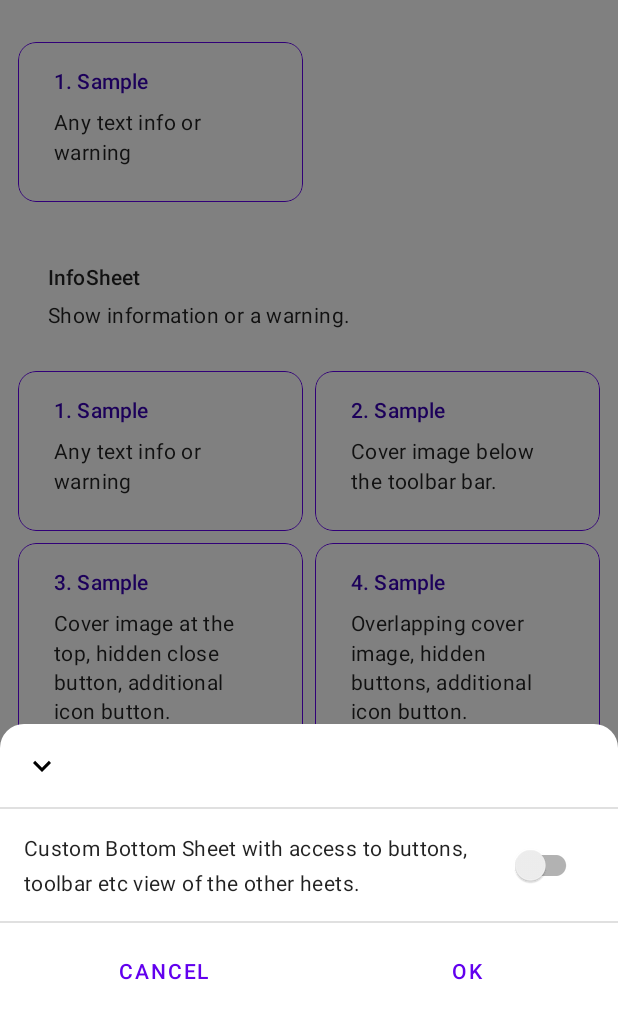
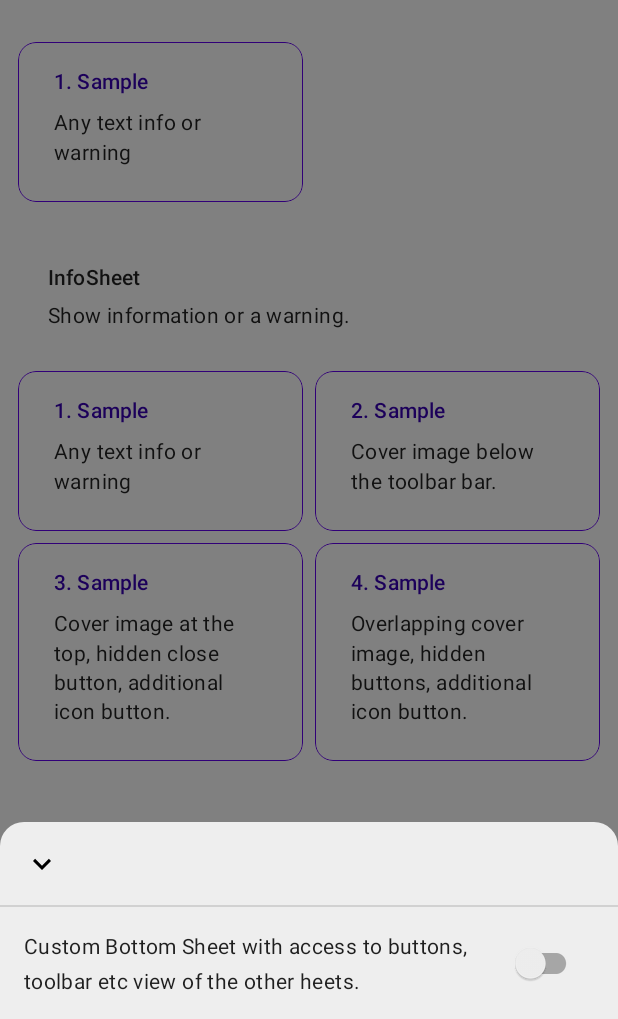
Before and after one commit to NareshDhakecha/NDDialogs2, an Android app: the fragment CustomNDDialog placed in its activity, on a phone screen of 412 x 824 dp, the part 217-1236 px from its top. Run offline under Robolectric (Android 15) with nearby library versions, the phone set to English and light mode, and no system bars; our stand-ins replace androidx.preference.

Commit message:
OptionDialog improved

```diff
--- a/app/build.gradle
+++ b/app/build.gradle
@@ -11,8 +11,8 @@ android {
         applicationId "com.ndsoftwares.dialogs.app"
         minSdk 24
         targetSdk 33
-        versionCode 1
-        versionName "1.0"
+        versionCode 2
+        versionName "1.1"
 
         testInstrumentationRunner "androidx.test.runner.AndroidJUnitRunner"
     }
--- a/app/src/main/java/com/ndsoftwares/dialogs/app/MainActivity.kt
+++ b/app/src/main/java/com/ndsoftwares/dialogs/app/MainActivity.kt
@@ -159,7 +159,7 @@ class MainActivity : AppCompatActivity() {
 
         CustomNDDialog().show(this) {
             style(getSheetStyle())
-            title("Custom Example")
+//            title("Custom Example")
             onPositive("Cool")
         }
     }
@@ -356,6 +356,7 @@ class MainActivity : AppCompatActivity() {
         val sheet = NDOptionsDialog().build(this) { // Build and show
             style(getSheetStyle())
             displayMode(DisplayMode.LIST)
+            showIcon(false)
             cornerFamily(CornerFamily.CUT)
             titleColor(Color.YELLOW)
             cornerRadius(16f)
@@ -384,6 +385,7 @@ class MainActivity : AppCompatActivity() {
 
         val sheet = NDOptionsDialog().build(this) { // Build only
             style(getSheetStyle())
+            showIcon(false)
             displayMode(displayMode) // Display mode for list/grid + scroll into height or width
             title("What's your favorite fruit?")
             displayMode(DisplayMode.GRID_HORIZONTAL) // Display mode for list/grid + scroll into height or width
@@ -406,6 +408,7 @@ class MainActivity : AppCompatActivity() {
         NDOptionsDialog().show(this) { // Build and show
             style(getSheetStyle())
             displayMode(displayMode) // Display mode for list/grid + scroll into height or width
+            showIcon(false)
             title("What would you like to eat daily?")
             multipleChoices() // Apply to make it multiple choices
             minChoices(3) // Set minimum choices
@@ -441,6 +444,7 @@ class MainActivity : AppCompatActivity() {
         NDOptionsDialog().show(this) { // Build and show
             style(getSheetStyle())
             displayMode(displayMode) // Display mode for list/grid + scroll into height or width
+            showIcon(false)
             title("What would you like to eat daily?")
             with(
                 Option(R.drawable.ic_food_burger, "Burger"),
--- a/app/src/main/java/com/ndsoftwares/dialogs/app/custom/CustomNDDialog.kt
+++ b/app/src/main/java/com/ndsoftwares/dialogs/app/custom/CustomNDDialog.kt
@@ -44,10 +44,11 @@ class CustomNDDialog : NDDialog() {
 
     override fun onViewCreated(view: View, savedInstanceState: Bundle?) {
         super.onViewCreated(view, savedInstanceState)
-//        setButtonPositiveListener {  } If you want to override the default positive click listener
-//        displayButtonsView() If you want to change the visibility of the buttons view
-//        displayButtonPositive() Hiding the positive button will prevent clicks
-//        hideToolbar() Hide the toolbar of the sheet, the title and the icon
+
+//        setButtonPositiveListener {  } //If you want to override the default positive click listener
+        displayButtonsView(false) //If you want to change the visibility of the buttons view
+//        displayButtonPositive(false) //Hiding the positive button will prevent clicks
+//        displayToolbar(false) //Hide the toolbar of the sheet, the title and the icon
     }
 
     /** Build [CustomNDDialog] and show it later. */
--- a/app/src/main/res/values/themes.xml
+++ b/app/src/main/res/values/themes.xml
@@ -12,5 +12,7 @@
         <!-- Status bar color. -->
         <item name="android:statusBarColor">?attr/colorPrimaryVariant</item>
         <!-- Customize your theme here. -->
+
+        <item name="ndDialogBackgroundColor">@color/md_grey_200</item>
     </style>
 </resources>
--- a/core/src/main/res/values/styles.xml
+++ b/core/src/main/res/values/styles.xml
@@ -2,7 +2,8 @@
 
 <resources>
 
-    <style name="BottomSheet.Base.Light" parent="Theme.MaterialComponents.Light.BottomSheetDialog">
+<!--    <style name="BottomSheet.Base.Light" parent="Theme.MaterialComponents.Light.BottomSheetDialog">-->
+    <style name="BottomSheet.Base.Light" parent="Theme.Material3.Light.BottomSheetDialog">
         <item name="bottomSheetStyle">@style/CustomBottomSheetStyle</item>
         <item name="android:background">@android:color/transparent</item>
         <item name="android:backgroundDimEnabled">true</item>
@@ -29,7 +30,8 @@
         <item name="android:navigationBarColor">?attr/ndDialogBackgroundColor</item>
     </style>
 
-    <style name="BottomSheet.Base.Dark" parent="Theme.MaterialComponents.BottomSheetDialog">
+<!--    <style name="BottomSheet.Base.Dark" parent="Theme.MaterialComponents.BottomSheetDialog">-->
+    <style name="BottomSheet.Base.Dark" parent="Theme.Material3.Dark.BottomSheetDialog">
         <item name="bottomSheetStyle">@style/CustomBottomSheetStyle</item>
         <item name="android:background">@android:color/transparent</item>
         <item name="android:backgroundDimEnabled">true</item>
@@ -52,11 +54,12 @@
         <item name="android:navigationBarColor">?attr/ndDialogBackgroundColor</item>
     </style>
 
-    <style name="CustomBottomSheetStyle" parent="Theme.MaterialComponents.BottomSheetDialog">
+    <style name="CustomBottomSheetStyle" parent="Theme.Material3.DayNight.BottomSheetDialog">
         <item name="android:background">@android:color/transparent</item>
     </style>
 
-    <style name="DialogSheet.Base.Light" parent="Theme.MaterialComponents.Light.Dialog">
+<!--    <style name="DialogSheet.Base.Light" parent="Theme.MaterialComponents.Light.Dialog">-->
+    <style name="DialogSheet.Base.Light" parent="Theme.Material3.Light.Dialog">
         <item name="android:background">@android:color/transparent</item>
         <item name="android:tint">@android:color/transparent</item>
         <item name="android:backgroundDimEnabled">true</item>
@@ -82,7 +85,8 @@
         <item name="android:navigationBarColor">?attr/ndDialogBackgroundColor</item>
     </style>
 
-    <style name="DialogSheet.Base.Dark" parent="Theme.MaterialComponents.Dialog">
+<!--    <style name="DialogSheet.Base.Dark" parent="Theme.MaterialComponents.Dialog">-->
+    <style name="DialogSheet.Base.Dark" parent="Theme.Material3.Dark.Dialog">
         <item name="android:background">@android:color/transparent</item>
         <item name="android:backgroundDimEnabled">true</item>
         <item name="android:backgroundDimAmount">0.5</item>
--- a/options/src/main/java/com/ndsoftwares/dialogs/options/NDOptionsDialog.kt
+++ b/options/src/main/java/com/ndsoftwares/dialogs/options/NDOptionsDialog.kt
@@ -58,6 +58,7 @@ class NDOptionsDialog : NDDialog() {
     private var maxChoices: Int? = null
     private var maxChoicesStrict = true
     private var displayButtons = false
+    private var showIcon = true
 
     private val saveAllowed: Boolean
         get() {
@@ -105,6 +106,10 @@ class NDOptionsDialog : NDDialog() {
     /** Display buttons and require a positive button click. */
     fun displayButtons(displayButtons: Boolean = true) {
         this.displayButtons = displayButtons
+    }/** Display buttons and require a positive button click. */
+
+    fun showIcon(showIcon: Boolean = true) {
+        this.showIcon = showIcon
     }
 
     /** Set display mode. */
@@ -347,6 +352,7 @@ class NDOptionsDialog : NDDialog() {
                     requireActivity(),
                     options,
                     mode,
+                    showIcon,
                     multipleChoices,
                     collapsedItems,
                     adapterListener
--- a/options/src/main/java/com/ndsoftwares/dialogs/options/OptionsAdapter.kt
+++ b/options/src/main/java/com/ndsoftwares/dialogs/options/OptionsAdapter.kt
@@ -24,6 +24,7 @@ internal class OptionsAdapter(
     private val ctx: Context,
     private val options: MutableList<Option>,
     private val type: DisplayMode,
+    private val showIcon: Boolean,
     private val multipleChoice: Boolean,
     private val collapsedItems: Boolean,
     private val listener: OptionsSelectionListener
@@ -96,6 +97,7 @@ internal class OptionsAdapter(
 
         label.text = option.textRes?.let { ctx.getString(it) } ?: option.text ?: ""
 
+
         option.drawable?.let {
             icon.setImageDrawable(it)
             icon.visibility = View.VISIBLE
@@ -105,6 +107,8 @@ internal class OptionsAdapter(
             icon.setImageDrawable(ContextCompat.getDrawable(ctx, res))
             icon.visibility = View.VISIBLE
         }
+
+        icon.visibility = if (showIcon)  View.VISIBLE else View.GONE
 
         optionContainer.changeRippleAndStateColor()
 
@@ -146,6 +150,8 @@ internal class OptionsAdapter(
             icon.setImageDrawable(ContextCompat.getDrawable(ctx, res))
             icon.visibility = View.VISIBLE
         }
+
+        icon.visibility = if (showIcon) View.VISIBLE else View.GONE
 
         optionContainer.changeRippleAndStateColor()
 
--- a/options/src/main/res/layout/nd_dialog_options_grid_item.xml
+++ b/options/src/main/res/layout/nd_dialog_options_grid_item.xml
@@ -17,7 +17,7 @@
         android:background="@drawable/nddialog_ripple_option_selector"
         android:clickable="true"
         android:focusable="true"
-        android:minHeight="96dp"
+        android:minHeight="56dp"
         android:paddingHorizontal="8dp"
         android:paddingVertical="16dp"
         app:layout_constraintBottom_toBottomOf="parent"
```
